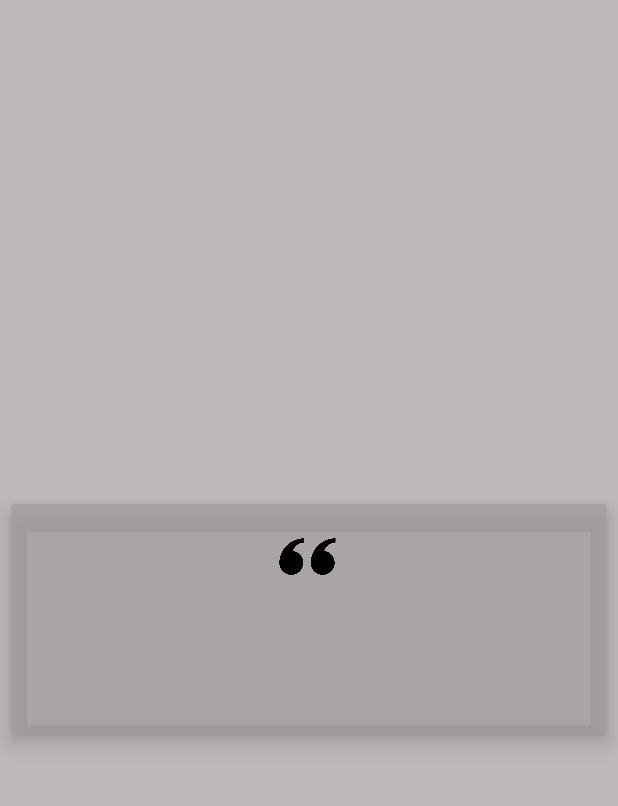
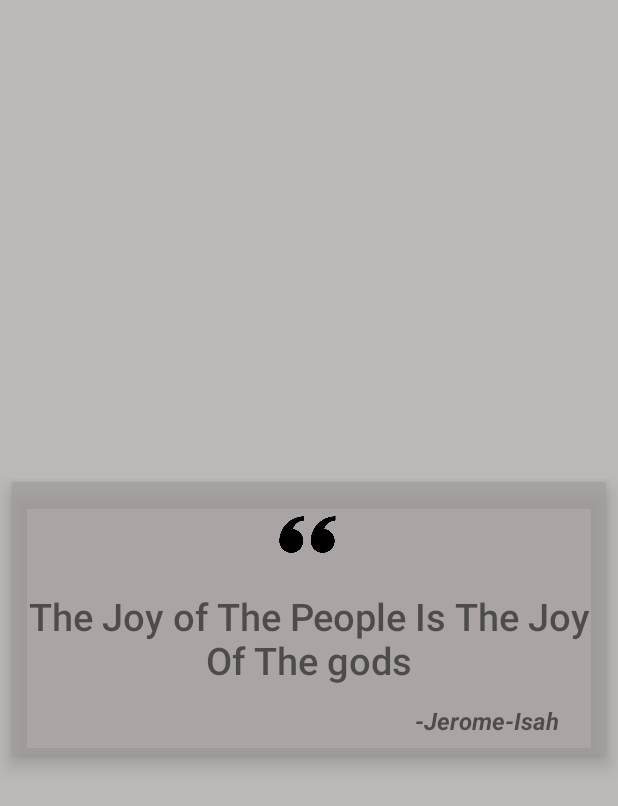
Before and after one commit to simonskayi/BeQuotes, an Android app: the layout activity_read_quote.xml on its own in the app's theme, with its tools: preview values and no code run, on a phone screen of 412 x 824 dp. Shown: the top 806 px of the screen. Run offline under Robolectric (Android 15) with nearby library versions, the phone set to English and light mode, and no system bars.

Commit message:
improved the layout

```diff
--- a/app/src/main/res/layout/activity_read_quote.xml
+++ b/app/src/main/res/layout/activity_read_quote.xml
@@ -48,6 +48,7 @@
                 android:paddingEnd="8dp"
                 android:paddingRight="8dp"
                 android:textAlignment="center"
+                tools:text="The Joy of The People Is The Joy Of The gods"
                 android:textSize="25sp"
                 app:layout_constraintBottom_toBottomOf="parent"
                 app:layout_constraintEnd_toEndOf="parent"
@@ -64,6 +65,7 @@
                 android:layout_marginBottom="10dp"
                 android:padding="2dp"
                 android:textSize="16sp"
+                tools:text="-Jerome-Isah"
                 android:textStyle="bold|italic"
                 app:layout_constraintBottom_toBottomOf="parent"
                 app:layout_constraintEnd_toEndOf="parent"
```
Also changed, not shown: app/src/main/res/layout/recyclerview_child_layout.xml (+5 -3 lines).
